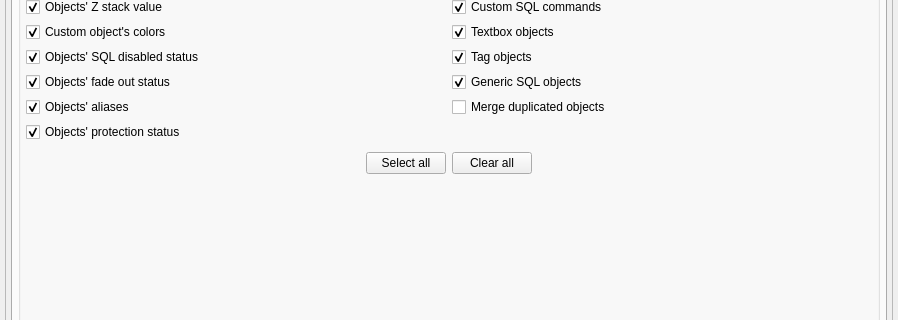
The window that libs/libgui/ui/tools/metadatahandlingform.ui (pgmodeler/pgmodeler) describes before a commit, drawn with Qt 5; both pictures show x 0 to 898 and y 218 to 538 of the 898 by 951 pixel window.
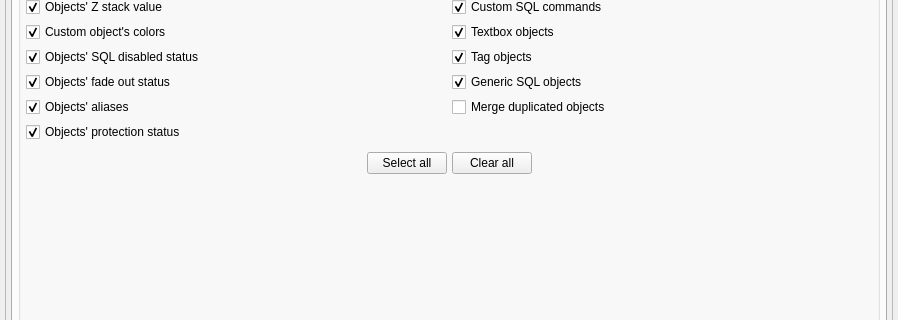
The same window after the commit. Icons and pictures are not drawn.

Commit message: Extra layout adjustment

```diff
--- a/libs/libgui/ui/tools/metadatahandlingform.ui
+++ b/libs/libgui/ui/tools/metadatahandlingform.ui
@@ -389,7 +389,7 @@
                </property>
                <layout class="QHBoxLayout" name="horizontalLayout_2">
                 <property name="spacing">
-                 <number>6</number>
+                 <number>5</number>
                 </property>
                 <property name="leftMargin">
                  <number>0</number>
```
